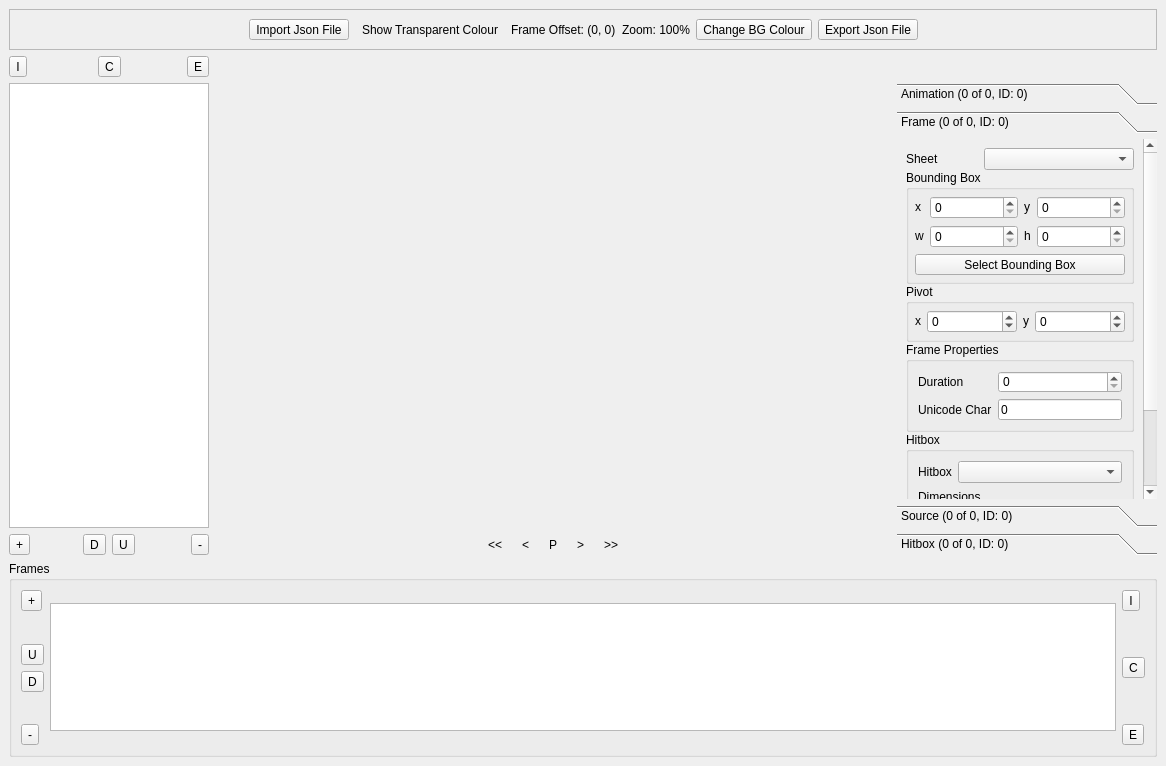
Qt form RetroEDv2/tools/animationeditor.ui (RSDKModding/RetroED) before a commit.
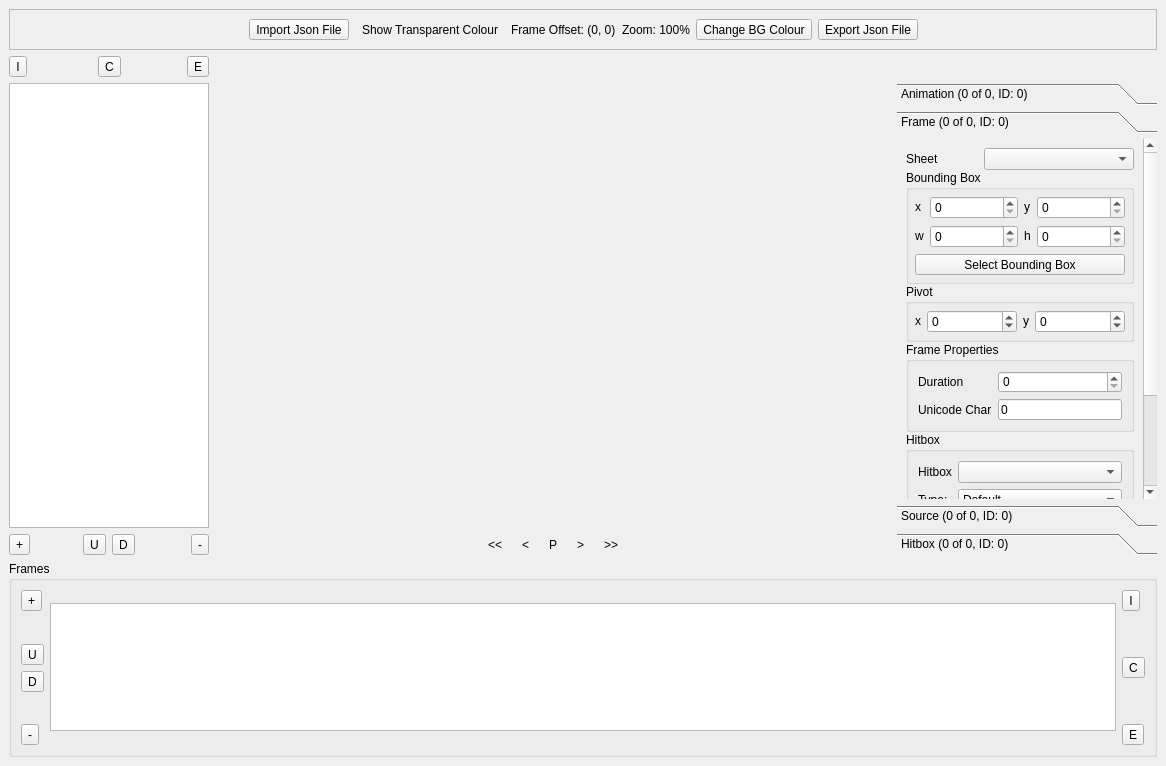
The same form after that commit. The open tabs and pages were chosen to show the change. Icons and pictures are not drawn.

```diff
--- a/RetroEDv2/tools/animationeditor.ui
+++ b/RetroEDv2/tools/animationeditor.ui
@@ -83,7 +83,7 @@
         <string>Move Animation Up</string>
        </property>
        <property name="text">
-        <string>D</string>
+        <string>U</string>
        </property>
        <property name="icon">
         <iconset>
@@ -125,7 +125,7 @@
         <string>Move Animation Down</string>
        </property>
        <property name="text">
-        <string>U</string>
+        <string>D</string>
        </property>
        <property name="icon">
         <iconset>
@@ -781,9 +781,9 @@
       <property name="geometry">
        <rect>
         <x>0</x>
-        <y>0</y>
+        <y>-117</y>
         <width>246</width>
-        <height>464</height>
+        <height>492</height>
        </rect>
       </property>
       <attribute name="label">
@@ -845,7 +845,20 @@
                 <string>Hitbox</string>
                </property>
                <layout class="QGridLayout" name="gridLayout_9">
-                <item row="1" column="0" colspan="2">
+                <item row="0" column="0">
+                 <widget class="QLabel" name="label_10">
+                  <property name="sizePolicy">
+                   <sizepolicy hsizetype="Fixed" vsizetype="Fixed">
+                    <horstretch>0</horstretch>
+                    <verstretch>0</verstretch>
+                   </sizepolicy>
+                  </property>
+                  <property name="text">
+                   <string>Hitbox</string>
+                  </property>
+                 </widget>
+                </item>
+                <item row="2" column="0" colspan="2">
                  <widget class="QGroupBox" name="groupBox_6">
                   <property name="title">
                    <string>Dimensions</string>
@@ -977,19 +990,22 @@
                   </property>
                  </widget>
                 </item>
-                <item row="0" column="0">
-                 <widget class="QLabel" name="label_10">
-                  <property name="sizePolicy">
-                   <sizepolicy hsizetype="Fixed" vsizetype="Fixed">
-                    <horstretch>0</horstretch>
-                    <verstretch>0</verstretch>
-                   </sizepolicy>
-                  </property>
+                <item row="1" column="0">
+                 <widget class="QLabel" name="label_20">
                   <property name="text">
-                   <string>Hitbox</string>
+                   <string>Type:</string>
                   </property>
                  </widget>
                 </item>
+                <item row="1" column="1">
+                 <widget class="QComboBox" name="hitboxID">
+                  <item>
+                   <property name="text">
+                    <string>Default</string>
+                   </property>
+                  </item>
+                 </widget>
+                </item>
                </layout>
               </widget>
              </item>
```
Left out of the diff: 16 changed lines with no effect on the pictures.
